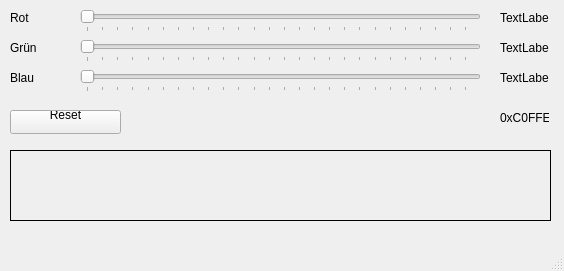
Qt form mainwindow.ui (striezel/qt-exercises) before a commit.
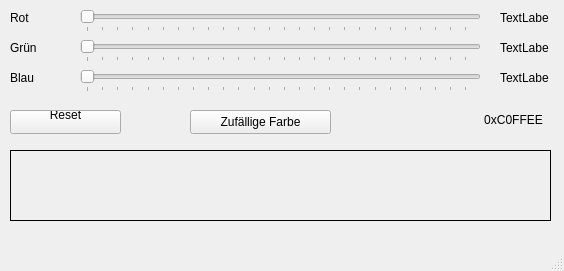
The same form after that commit.

Commit message: add button to generate random colour

Diff of the .ui file:
```diff
--- a/mainwindow.ui
+++ b/mainwindow.ui
@@ -197,14 +197,30 @@
    <widget class="QLabel" name="lblHexValue">
     <property name="geometry">
      <rect>
-      <x>500</x>
+      <x>478</x>
       <y>110</y>
-      <width>49</width>
-      <height>16</height>
+      <width>71</width>
+      <height>20</height>
      </rect>
     </property>
     <property name="text">
      <string>0xC0FFEE</string>
+    </property>
+    <property name="alignment">
+     <set>Qt::AlignmentFlag::AlignCenter</set>
+    </property>
+   </widget>
+   <widget class="QPushButton" name="btnRandomize">
+    <property name="geometry">
+     <rect>
+      <x>190</x>
+      <y>110</y>
+      <width>141</width>
+      <height>24</height>
+     </rect>
+    </property>
+    <property name="text">
+     <string>Zufällige Farbe</string>
     </property>
    </widget>
   </widget>
```
The commit also changes 2 other files.
